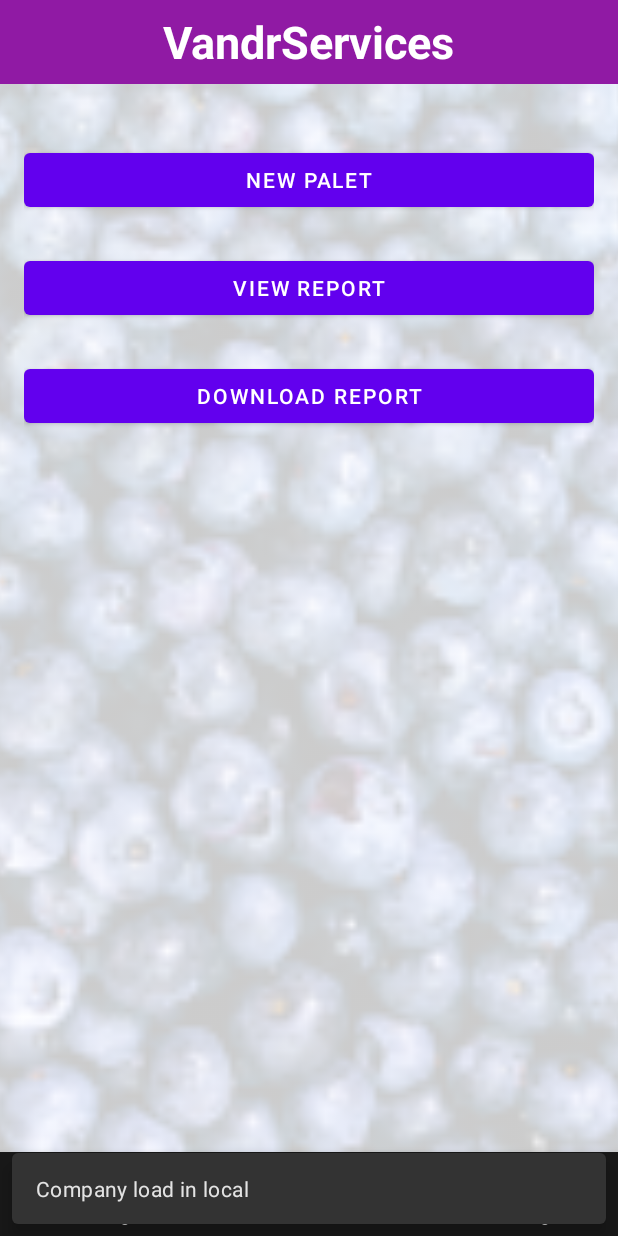
After one commit to arbitus/androidvandrsevices, an Android app: the BeforeReportFragment screen opened through its navigation route, on a phone screen of 412 x 824 dp. The commit adds this screen. Run offline under Robolectric (Android 15) with nearby library versions, the phone set to English and light mode, and no system bars; our stand-ins replace Dagger/Hilt's generated code, navigation-ui; pictures from the network do not load.

Commit message:
before report activity

```diff
--- /dev/null
+++ b/app/src/main/java/com/example/vandrservices/ui/form/BeforeReport/BeforeReportFragment.kt
@@ -0,0 +1,124 @@
+package com.example.vandrservices.ui.form.BeforeReport
+
+import android.app.Activity
+import android.content.Context
+import android.content.Intent
+import android.net.Uri
+import android.os.Bundle
+import android.util.Log
+import androidx.fragment.app.Fragment
+import android.view.LayoutInflater
+import android.view.View
+import android.view.ViewGroup
+import android.widget.Button
+import android.widget.LinearLayout
+import android.widget.Toast
+import androidx.fragment.app.viewModels
+import com.example.vandrservices.R
+import androidx.core.os.bundleOf
+import androidx.navigation.fragment.findNavController
+import okhttp3.Call
+import okhttp3.Callback
+import okhttp3.OkHttpClient
+import okhttp3.Request
+import okhttp3.Response
+import java.io.File
+import java.io.FileOutputStream
+import java.io.IOException
+
+private const val ARG_PARAM1 = "param1"
+private const val ARG_PARAM2 = "param2"
+
+class BeforeReportFragment : Fragment() {
+    private val viewModel: BeforeReportViewModel by viewModels()
+    private lateinit var containerLayout: LinearLayout
+
+    override fun onCreateView(
+        inflater: LayoutInflater, container: ViewGroup?,
+        savedInstanceState: Bundle?
+    ): View? {
+        val view = inflater.inflate(R.layout.fragment_before_report, container, false)
+        containerLayout = view.findViewById(R.id.dynamic_form_container)
+        val variety = arguments?.getString("variety") ?: "Banana"
+        val lotIdString = arguments?.getString("lotId") ?: ""
+        val lotId = lotIdString.toIntOrNull() ?: 0
+        val localLotId = arguments?.getString("localLotId") ?: ""
+        val grower = arguments?.getString("grower") ?: ""
+        val packDate = arguments?.getString("packDate") ?: ""
+        val cases = arguments?.getString("cases") ?: "0"
+        val label = arguments?.getString("label") ?: ""
+
+        viewModel.setLotPersist(variety, lotId, localLotId, grower, packDate, cases, label)
+        val lotPersist = viewModel.getLotPersist()
+
+        val bundel = bundleOf(
+            "variety" to lotPersist["variety"],
+            "lotId" to lotPersist["lotId"],
+            "localLotId" to lotPersist["localLotId"],
+            "grower" to lotPersist["grower"],
+            "packDate" to lotPersist["packDate"],
+            "cases" to lotPersist["cases"],
+            "label" to lotPersist["label"]
+        )
+        Log.i(
+            "BeforeReportFragment",
+            "variety: $variety, lotId: $lotId, localLotId: $localLotId, grower: $grower, packDate: $packDate, cases: $cases, label: $label")
+
+        view.findViewById<Button>(R.id.btn_new_palet).setOnClickListener {
+            findNavController().navigate(R.id.paletCreationFragment, bundel)
+        }
+        view.findViewById<Button>(R.id.btn_report).setOnClickListener {
+            val id = lotPersist["lotId"]
+            Log.i("BeforeReportFragment", "id: $id")
+            val url = "https://vandservices-af6ea8b693af.herokuapp.com/generate_pdf_strawberrie/?id=$id"
+
+            val intent = Intent(Intent.ACTION_VIEW, Uri.parse(url))
+            view.context.startActivity(intent)
+        }
+        view.findViewById<Button>(R.id.btn_download).setOnClickListener {
+            val id = lotPersist["lotId"]
+            val url = "https://vandservices-af6ea8b693af.herokuapp.com/generate_pdf_strawberrie/?id=$id"
+
+            downloadPdf(view.context, url, "report_$id.pdf") { file ->
+                if (file != null) {
+                    // El PDF se guardó en file.path, puedes notificar al usuario
+                    (view.context as? Activity)?.runOnUiThread {
+                        Toast.makeText(view.context, "PDF descargado en: ${file.path}", Toast.LENGTH_LONG).show()
+                    }
+                } else {
+                    (view.context as? Activity)?.runOnUiThread {
+                        Toast.makeText(view.context, "Error al descargar el PDF", Toast.LENGTH_LONG).show()
+                    }
+                }
+            }
+        }
+        return view
+    }
+
+    fun downloadPdf(context: Context, url: String, fileName: String, onFinished: (File?) -> Unit) {
+        val client = OkHttpClient()
+        val request = Request.Builder()
+            .url(url)
+            .build()
+
+        client.newCall(request).enqueue(object : Callback {
+            override fun onFailure(call: Call, e: IOException) {
+                onFinished(null)
+            }
+            override fun onResponse(call: Call, response: Response) {
+                if (response.isSuccessful && response.body != null) {
+                    val inputStream = response.body!!.byteStream()
+                    val file = File(context.getExternalFilesDir(null), fileName)
+                    val outputStream = FileOutputStream(file)
+                    inputStream.copyTo(outputStream)
+                    outputStream.close()
+                    inputStream.close()
+                    onFinished(file)
+                } else {
+                    onFinished(null)
+                }
+            }
+        })
+    }
+
+}
--- /dev/null
+++ b/app/src/main/java/com/example/vandrservices/ui/form/BeforeReport/BeforeReportViewModel.kt
@@ -0,0 +1,32 @@
+package com.example.vandrservices.ui.form.BeforeReport
+
+import androidx.lifecycle.SavedStateHandle
+import androidx.lifecycle.ViewModel
+import dagger.hilt.android.lifecycle.HiltViewModel
+import javax.inject.Inject
+
+@HiltViewModel
+class BeforeReportViewModel@Inject constructor(
+    private val savedStateHandle: SavedStateHandle
+): ViewModel() {
+
+    fun setLotPersist(variety: String, lotId: Int, localLotId: String, grower: String, packDate: String, cases: String, label: String) {
+        savedStateHandle["variety"] = variety
+        savedStateHandle["lotId"] = lotId
+        savedStateHandle["localLotId"] = localLotId
+        savedStateHandle["grower"] = grower
+        savedStateHandle["packDate"] = packDate
+    }
+
+    fun getLotPersist(): Map<String, Any?> {
+        return mapOf(
+            "variety" to savedStateHandle.get<String>("variety"),
+            "lotId" to savedStateHandle.get<Int>("lotId"),
+            "localLotId" to savedStateHandle.get<String>("localLotId"),
+            "grower" to savedStateHandle.get<String>("grower"),
+            "packDate" to savedStateHandle.get<String>("packDate"),
+            "cases" to savedStateHandle.get<String>("cases"),
+            "label" to savedStateHandle.get<String>("label")
+        )
+    }
+}
--- /dev/null
+++ b/app/src/main/res/layout/fragment_before_report.xml
@@ -0,0 +1,56 @@
+<?xml version="1.0" encoding="utf-8"?>
+<FrameLayout xmlns:android="http://schemas.android.com/apk/res/android"
+    xmlns:tools="http://schemas.android.com/tools"
+    xmlns:app="http://schemas.android.com/apk/res-auto"
+    android:layout_width="match_parent"
+    android:layout_height="match_parent"
+    tools:context=".ui.form.BeforeReport.BeforeReportFragment">
+
+    <ImageView
+        android:id="@+id/bgImage"
+        android:layout_width="match_parent"
+        android:layout_height="match_parent"
+        android:alpha="0.2"
+        android:contentDescription="@null"
+        android:scaleType="centerCrop"
+        android:src="@mipmap/ic_form"
+        app:layout_constraintBottom_toBottomOf="parent"
+        app:layout_constraintTop_toTopOf="parent" />
+
+    <LinearLayout
+        android:orientation="vertical"
+        android:layout_width="match_parent"
+        android:layout_margin="16dp"
+        android:layout_height="wrap_content">
+
+        <LinearLayout
+            android:id="@+id/dynamic_form_container"
+            android:orientation="vertical"
+            android:layout_width="match_parent"
+            android:layout_height="wrap_content" />
+
+        <Button
+            android:id="@+id/btn_new_palet"
+            android:text="New Palet"
+            android:layout_width="match_parent"
+            android:layout_height="wrap_content"
+            android:layout_marginTop="24dp" />
+
+        <Button
+            android:id="@+id/btn_report"
+            android:text="View Report"
+            android:layout_width="match_parent"
+            android:layout_height="wrap_content"
+            android:layout_marginTop="24dp" />
+
+        <Button
+            android:id="@+id/btn_download"
+            android:text="Download Report"
+            android:layout_width="match_parent"
+            android:layout_height="wrap_content"
+            android:layout_marginTop="24dp" />
+
+    </LinearLayout>
+
+
+</FrameLayout>
--- a/app/src/main/res/navigation/main_graph.xml
+++ b/app/src/main/res/navigation/main_graph.xml
@@ -40,4 +40,9 @@
         android:id="@+id/paletImagesFragment"
         android:name="com.example.vandrservices.ui.form.palet.PaletImagesFragment"
         android:label="PaletImagesFragment" />
+    <fragment
+        android:id="@+id/beforeReportFragment"
+        android:name="com.example.vandrservices.ui.form.BeforeReport.BeforeReportFragment"
+        android:label="fragment_before_report"
+        tools:layout="@layout/fragment_before_report" />
 </navigation>
```
Also changed, not shown: app/src/main/java/com/example/vandrservices/ui/form/damage/DamageCreationFragment.kt (+46 -11 lines), app/src/main/java/com/example/vandrservices/ui/form/damage/DamageCreationViewModel.kt (+21 -5 lines), app/src/main/java/com/example/vandrservices/ui/form/palet/PaletCreationFragment.kt (+21 -8 lines).
